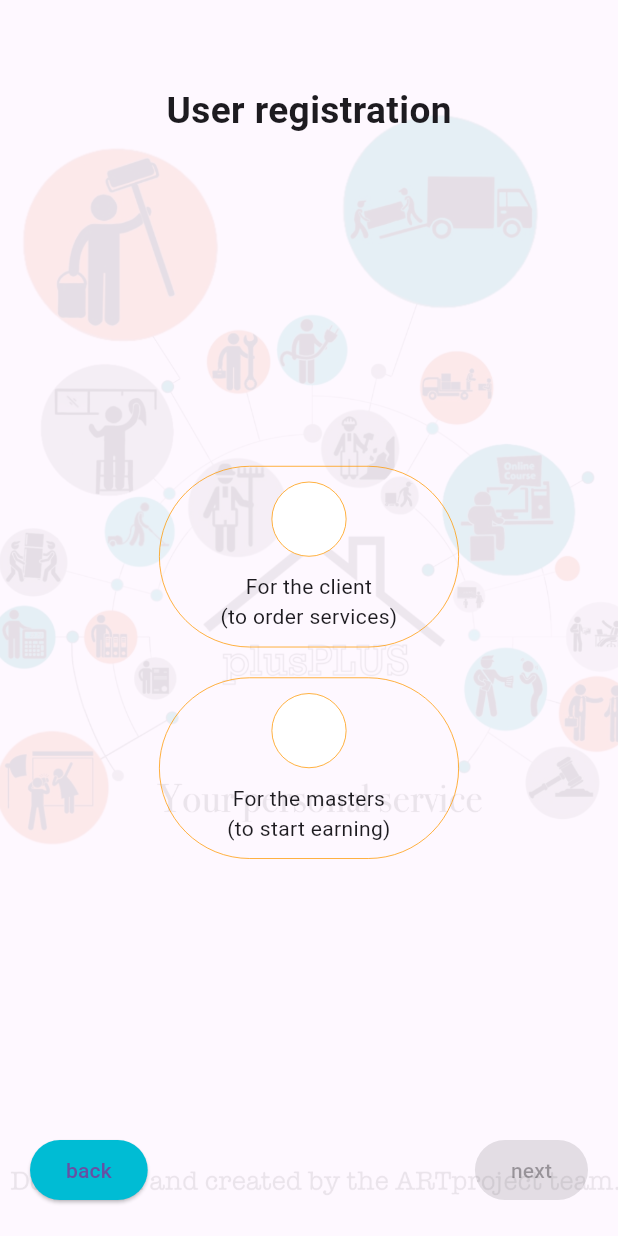
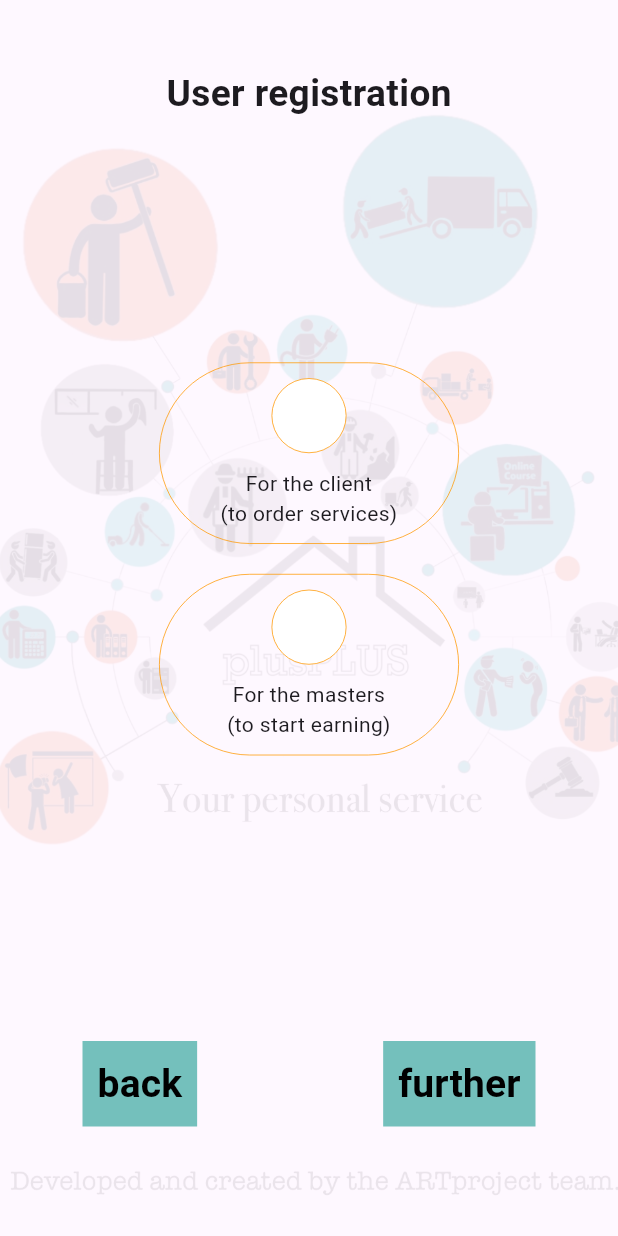
Before and after one commit to inputBrain/ios_app_kabanchik_client, a Flutter app: the screen it shows after launch, on a phone screen of 412 x 824 dp. Run offline on Flutter 3.47's test engine with Material 3 defaults, Android fonts, the phone set to English and light mode, and no system bars.

Commit message:
[+] navigation buttons "back" and "further"

```diff
--- a/lib/screens/registration_screen.dart
+++ b/lib/screens/registration_screen.dart
@@ -82,7 +82,7 @@ class _RegistrationScreenState extends State<RegistrationScreen> {
                             _buildNavigationButton('back', () {
                               Navigator.pop(context);
                             }),
-                            _buildNavigationButton('next', isNextEnabled ? () {
+                            _buildNavigationButton('further', isNextEnabled ? () {
                               registerUserModel.clientStatus = selectedOption;
                               Navigator.push(
                                 context,
@@ -139,13 +139,27 @@ class _RegistrationScreenState extends State<RegistrationScreen> {
 
   Widget _buildNavigationButton(String text, VoidCallback? onPressed) {
     return Padding(
-      padding: const EdgeInsets.all(20.0),
-      child: ElevatedButton(
-        onPressed: onPressed,
-        style: ElevatedButton.styleFrom(
-          backgroundColor: Colors.cyan,
+      padding: const EdgeInsets.symmetric(horizontal: 55.0, vertical: 73.0),
+      child: Container(
+        decoration: const BoxDecoration(
+          color: Color.fromRGBO(116, 192, 188, 1),
+          borderRadius: BorderRadius.zero,
         ),
-        child: Text(text),
+        child: TextButton(
+          onPressed: onPressed,
+          style: TextButton.styleFrom(
+            padding: const EdgeInsets.symmetric(horizontal: 10.0, vertical: 10.0),
+            backgroundColor: Colors.transparent,
+          ),
+          child: Text(
+            text,
+            style: const TextStyle(
+              fontSize: 26,
+              fontWeight: FontWeight.bold,
+              color: Colors.black,
+            ),
+          ),
+        ),
       ),
     );
   }
```
